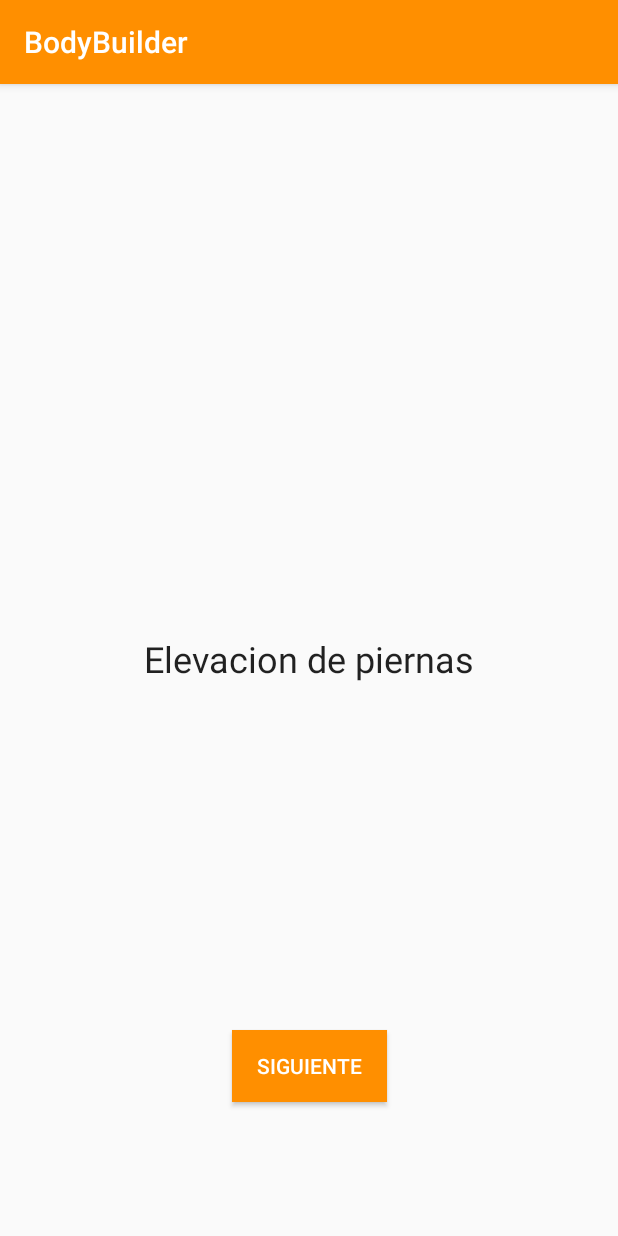
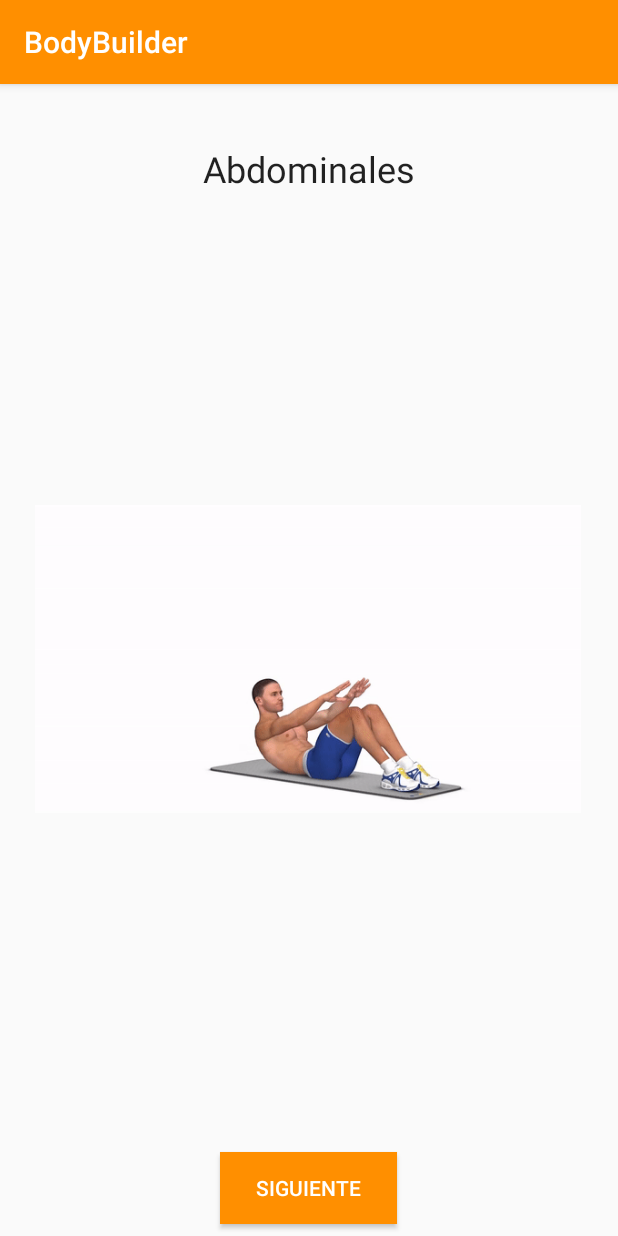
Before and after one commit to gaboisleno/SeminarioII, an Android app: the MainActivity screen opened directly, with no data from a screen before it, after a tap on "INICIAR RUTINA", on a phone screen of 412 x 824 dp. Run offline under Robolectric (Android 15) with nearby library versions, the phone set to English and light mode, and no system bars; 2 statements that could not run were skipped.

Commit message:
gifs for exercises

```diff
--- a/app/build.gradle
+++ b/app/build.gradle
@@ -26,4 +26,7 @@ dependencies {
     testImplementation 'junit:junit:4.12'
     androidTestImplementation 'com.android.support.test:runner:1.0.2'
     androidTestImplementation 'com.android.support.test.espresso:espresso-core:3.0.2'
+
+    implementation 'pl.droidsonroids.gif:android-gif-drawable:1.2.15'
+
 }
--- a/app/src/main/java/com/example/administrador/myapplication/JustDoIt.java
+++ b/app/src/main/java/com/example/administrador/myapplication/JustDoIt.java
@@ -5,6 +5,7 @@ import android.support.v7.app.AppCompatActivity;
 import android.util.Log;
 import android.view.View;
 import android.widget.Button;
+import android.widget.ImageView;
 import android.widget.TextView;
 import com.google.gson.Gson;
 import java.util.ArrayList;
@@ -25,6 +26,7 @@ public class JustDoIt extends AppCompatActivity {
         final Button finish = findViewById(R.id.finished);
         final Button next = findViewById(R.id.next);
         final TextView myText = (TextView)findViewById(R.id.txtView);
+        final ImageView gifView = (ImageView)findViewById(R.id.gifView);
 
         String texto = "";
         myText.setText(texto);
@@ -53,9 +55,11 @@ public class JustDoIt extends AppCompatActivity {
         }
 
         //Primer ejercicio
-        myText.setText(getExcersice(rutina));
+        texto = getExcersice(rutina);
+        myText.setText(texto);
         maxExc = getMaxExc(appUser.getNivel());
-
+        setImage(texto, gifView);
+        //
 
         //Eventos click
         next.setOnClickListener(new View.OnClickListener() {
@@ -66,6 +70,9 @@ public class JustDoIt extends AppCompatActivity {
                 myText.setText(texto);
                 texto = getExcersice(rutina);
                 maxExc--;
+
+                //Cambiar gif del ejercicio
+                setImage(texto, gifView);
 
                 //Rutina completa?
                 if (texto.equals("") || maxExc < 1 ){
@@ -90,6 +97,7 @@ public class JustDoIt extends AppCompatActivity {
             public void onClick(View v) {
                 Log.d("OnClickFinish","Completado!");
                 //Sumar experiencia aqui...
+                finish();
             }
         });
 
@@ -128,4 +136,31 @@ public class JustDoIt extends AppCompatActivity {
         }
         return max;
     }
+
+    public void setImage(String id, ImageView img){
+        switch (id){
+            case "Zancadas":
+                img.setImageResource(R.drawable.zancadas);
+                break;
+            case "Sentadillas":
+                img.setImageResource(R.drawable.sentadillas);
+                break;
+            case "Flexiones":
+                img.setImageResource(R.drawable.flexiones);
+                break;
+            case "Abdominales":
+                img.setImageResource(R.drawable.abdominales);
+                break;
+            case "Elevacion de piernas":
+                img.setImageResource(R.drawable.elevacion_piernas);
+                break;
+            case "Plancha":
+                img.setImageResource(R.drawable.plancha);
+                break;
+            case "Abdominales bicileta":
+                img.setImageResource(R.drawable.abdominales_bicicleta);
+                break;
+
+        }
+    }
 }
--- a/app/src/main/java/com/example/administrador/myapplication/MainActivity.java
+++ b/app/src/main/java/com/example/administrador/myapplication/MainActivity.java
@@ -1,5 +1,4 @@
 package com.example.administrador.myapplication;
-
 import android.content.Intent;
 import android.support.v7.app.AppCompatActivity;
 import android.os.Bundle;
@@ -7,6 +6,9 @@ import android.util.Log;
 import android.view.View;
 import android.widget.TextView;
 import com.google.gson.Gson;
+import java.text.SimpleDateFormat;
+import java.util.Calendar;
+import java.util.Date;
 
 public class MainActivity extends AppCompatActivity {
 
@@ -24,7 +26,8 @@ public class MainActivity extends AppCompatActivity {
                 "{\"descripcion\":\"Test\",\"nombre\":\"Flexiones\",\"tipo\":1}, " +
                 "{\"descripcion\":\"Test\",\"nombre\":\"Abdominales\",\"tipo\":1},  " +
                 "{\"descripcion\":\"Test\",\"nombre\":\"Elevacion de piernas\",\"tipo\":1},  " +
-                "{\"descripcion\":\"Test\",\"nombre\":\"Plancha\",\"tipo\":1} " +
+                "{\"descripcion\":\"Test\",\"nombre\":\"Plancha\",\"tipo\":1}, " +
+                "{\"descripcion\":\"Test\",\"nombre\":\"Abdominales bicileta\",\"tipo\":1} " +
                 "]";
 
         TextView myText = (TextView)findViewById(R.id.welcomeUser);
@@ -43,13 +46,25 @@ public class MainActivity extends AppCompatActivity {
         Log.d("ReadFile", exercisesInfo);
 
         Usuario appUser = gson.fromJson(userInfo, Usuario.class);
-        myText.setText("Bienvenido " + appUser.getNombre());
+        myText.setText(
+                "Bienvenido " + appUser.getNombre()+"\n"+
+                "Tu nivel actual es "+appUser.getNivel()
+        );
 
     }
 
     public void onClick (View view){
         Intent miIntent = new Intent(MainActivity.this, JustDoIt.class);
         startActivity(miIntent);
+    }
+
+    //TODO agregar un archivo log, con informacion sobre que dias se conectó
+    public String getDate(){
+        Date todayDate = Calendar.getInstance().getTime();
+        SimpleDateFormat formatter = new SimpleDateFormat("dd-mm-yyyy");
+        String todayString = formatter.format(todayDate);
+        Log.d("DATE", todayString);
+        return todayString;
     }
 
     @Override
--- a/app/src/main/res/layout/activity_just_do_it.xml
+++ b/app/src/main/res/layout/activity_just_do_it.xml
@@ -5,6 +5,24 @@
     android:layout_width="match_parent"
     android:layout_height="match_parent"
     tools:context=".JustDoIt">
+
+    <pl.droidsonroids.gif.GifImageView
+        android:id="@+id/gifView"
+        android:layout_width="364dp"
+        android:layout_height="288dp"
+        android:layout_marginStart="8dp"
+        android:layout_marginLeft="8dp"
+        android:layout_marginTop="8dp"
+        android:layout_marginEnd="8dp"
+        android:layout_marginRight="8dp"
+        android:layout_marginBottom="8dp"
+        android:src="@drawable/flexiones"
+        app:layout_constraintBottom_toBottomOf="parent"
+        app:layout_constraintEnd_toEndOf="parent"
+        app:layout_constraintHorizontal_bias="0.483"
+        app:layout_constraintStart_toStartOf="parent"
+        app:layout_constraintTop_toTopOf="parent"
+        app:layout_constraintVertical_bias="0.498" />
 
     <Button
         android:id="@+id/finished"
@@ -33,23 +51,19 @@
     <TextView
         android:id="@+id/txtView"
         android:layout_width="328dp"
-        android:layout_height="316dp"
+        android:layout_height="97dp"
         android:layout_marginStart="8dp"
         android:layout_marginLeft="8dp"
         android:layout_marginTop="8dp"
-        android:layout_marginEnd="3dp"
-        android:layout_marginRight="3dp"
-        android:layout_marginBottom="8dp"
+        android:layout_marginEnd="8dp"
+        android:layout_marginRight="8dp"
         android:gravity="center"
         android:text="Testing The TextBox"
         android:textAppearance="@style/TextAppearance.AppCompat"
         android:textSize="24sp"
-        app:layout_constraintBottom_toBottomOf="parent"
         app:layout_constraintEnd_toEndOf="parent"
-        app:layout_constraintHorizontal_bias="0.458"
         app:layout_constraintStart_toStartOf="parent"
-        app:layout_constraintTop_toTopOf="parent"
-        app:layout_constraintVertical_bias="0.498" />
+        app:layout_constraintTop_toTopOf="parent" />
 
     <Button
         android:id="@+id/tired"
@@ -66,13 +80,13 @@
         app:layout_constraintHorizontal_bias="0.061"
         app:layout_constraintStart_toStartOf="parent" />
 
+
     <Button
         android:id="@+id/next"
-        android:layout_width="103dp"
-        android:layout_height="wrap_content"
+        android:layout_width="118dp"
+        android:layout_height="48dp"
         android:layout_marginStart="8dp"
         android:layout_marginLeft="8dp"
-        android:layout_marginTop="8dp"
         android:layout_marginEnd="8dp"
         android:layout_marginRight="8dp"
         android:layout_marginBottom="8dp"
@@ -81,6 +95,8 @@
         android:textColor="#FFFFFF"
         app:layout_constraintBottom_toBottomOf="parent"
         app:layout_constraintEnd_toEndOf="parent"
-        app:layout_constraintStart_toStartOf="parent"
-        app:layout_constraintTop_toBottomOf="@+id/txtView" />
+        app:layout_constraintHorizontal_bias="0.498"
+        app:layout_constraintStart_toStartOf="parent" />
+
+
 </android.support.constraint.ConstraintLayout>
```
Also changed, not shown: app/src/main/java/com/example/administrador/myapplication/FileHelper.java (+16 -1 lines), app/src/main/java/com/example/administrador/myapplication/Login.java (+40 -0 lines), app/src/main/res/drawable/abdominales.gif (added), app/src/main/res/drawable/abdominales_bicicleta.png (added), app/src/main/res/drawable/elevacion_piernas.gif (added), app/src/main/res/drawable/flexiones.gif (added), app/src/main/res/drawable/loop.gif (added), app/src/main/res/drawable/plancha.gif (added), app/src/main/res/drawable/sentadillas.gif (added), app/src/main/res/drawable/zancadas.gif (added).
